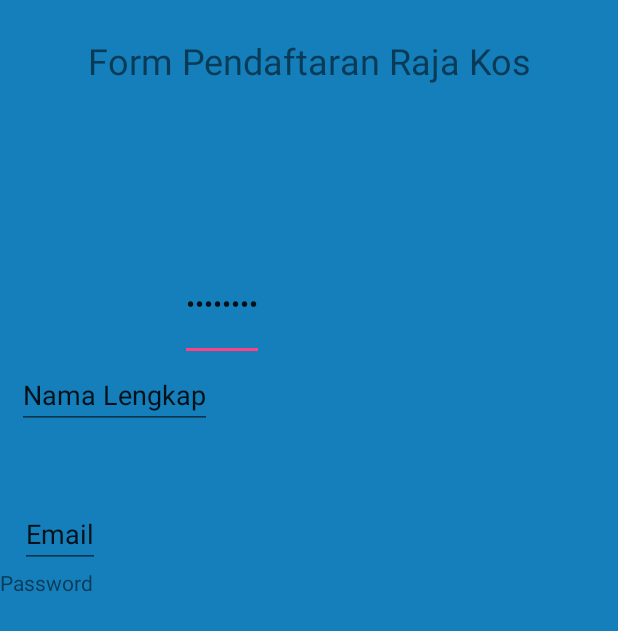
After one commit to RajaKos/RajaKos, an Android app: the layout daftar.xml on its own in the app's theme, with its tools: preview values and no code run, on a phone screen of 412 x 824 dp. The commit adds this screen. Shown: the top 631 px of the screen. Run offline under Robolectric (Android 15) with nearby library versions, the phone set to English and light mode, and no system bars.

Commit message:
registrasi akun1

```diff
--- a/app/src/main/java/xiirpl508182838/project/smktelkom_mlg/sch/id/MenuActivity.java
+++ b/app/src/main/java/xiirpl508182838/project/smktelkom_mlg/sch/id/MenuActivity.java
@@ -1,5 +1,6 @@
 package xiirpl508182838.project.smktelkom_mlg.sch.id;
 
+import android.content.Intent;
 import android.os.Bundle;
 import android.support.design.widget.FloatingActionButton;
 import android.support.design.widget.NavigationView;
@@ -83,6 +84,8 @@ public class MenuActivity extends AppCompatActivity
         if (id == R.id.nav_camera) {
             // Handle the camera action
         } else if (id == R.id.nav_gallery) {
+            Intent intent = (new Intent(this, RegisterActivity.class));
+            startActivity(intent);
 
         } else if (id == R.id.nav_slideshow) {
 
--- /dev/null
+++ b/app/src/main/res/layout/daftar.xml
@@ -0,0 +1,58 @@
+<?xml version="1.0" encoding="utf-8"?>
+<LinearLayout xmlns:android="http://schemas.android.com/apk/res/android"
+    android:layout_width="match_parent"
+    android:layout_height="match_parent"
+    android:background="@color/colorBackground"
+    android:orientation="vertical"
+    android:weightSum="1">
+
+    <TextView
+        android:layout_width="match_parent"
+        android:layout_height="wrap_content"
+        android:layout_marginBottom="24dp"
+        android:layout_marginTop="24dp"
+        android:gravity="center"
+        android:text="Form Pendaftaran Raja Kos"
+        android:textSize="24dp" />
+
+    <EditText
+        android:layout_width="wrap_content"
+        android:layout_height="wrap_content"
+        android:layout_marginLeft="120dp"
+        android:layout_marginStart="120dp"
+        android:layout_marginTop="84dp"
+        android:layout_weight="0.07"
+        android:inputType="numberPassword"
+        android:text="Password" />
+
+    <EditText
+        android:layout_width="wrap_content"
+        android:layout_height="wrap_content"
+        android:layout_alignParentLeft="true"
+        android:layout_alignParentStart="true"
+        android:layout_centerVertical="true"
+        android:layout_marginLeft="11dp"
+        android:layout_marginStart="11dp"
+        android:text="Nama Lengkap" />
+
+    <EditText
+        android:layout_width="wrap_content"
+        android:layout_height="wrap_content"
+        android:layout_alignLeft="@+id/editText4"
+        android:layout_alignStart="@+id/editText4"
+        android:layout_below="@+id/editText4"
+        android:layout_marginLeft="13dp"
+        android:layout_marginStart="13dp"
+        android:layout_marginTop="47dp"
+        android:text="Email" />
+
+    <TextView
+        android:layout_width="wrap_content"
+        android:layout_height="wrap_content"
+        android:layout_above="@+id/editText4"
+        android:layout_alignLeft="@+id/editText3"
+        android:layout_alignStart="@+id/editText3"
+        android:layout_marginBottom="12dp"
+        android:text="Password" />
+
+</LinearLayout>
```
